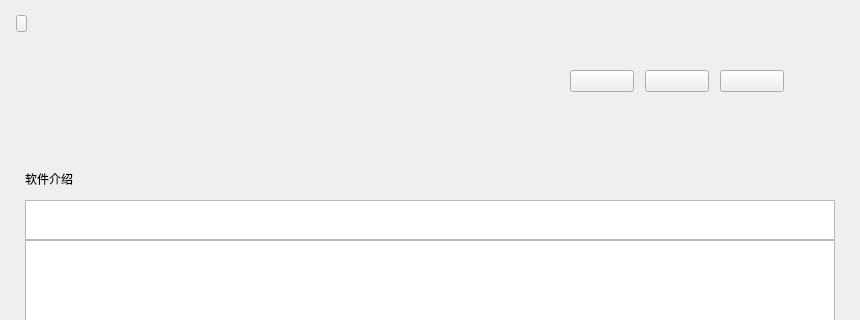
This is ui/detailw.ui in UbuntuKylin/kylin-software-center as Qt 5 draws it before an edit; both pictures show x 0 to 860 and y 0 to 320 of the 860 by 850 pixel window. The edited form follows.
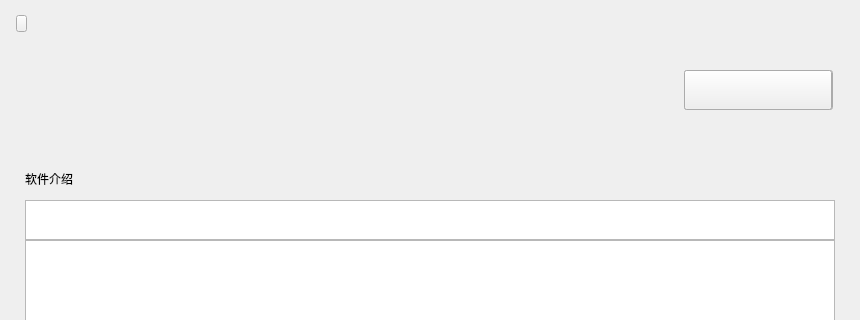
This is the edited form.

Diff of the .ui file:
```diff
--- a/ui/detailw.ui
+++ b/ui/detailw.ui
@@ -60,7 +60,7 @@
     <rect>
      <x>95</x>
      <y>67</y>
-     <width>200</width>
+     <width>371</width>
      <height>19</height>
     </rect>
    </property>
@@ -270,10 +270,10 @@
   <widget class="QPushButton" name="btnUpdate">
    <property name="geometry">
     <rect>
-     <x>570</x>
+     <x>685</x>
      <y>70</y>
-     <width>64</width>
-     <height>22</height>
+     <width>148</width>
+     <height>40</height>
     </rect>
    </property>
    <property name="text">
@@ -283,10 +283,10 @@
   <widget class="QPushButton" name="btnInstall">
    <property name="geometry">
     <rect>
-     <x>720</x>
+     <x>684</x>
      <y>70</y>
-     <width>64</width>
-     <height>22</height>
+     <width>148</width>
+     <height>40</height>
     </rect>
    </property>
    <property name="text">
@@ -296,10 +296,10 @@
   <widget class="QPushButton" name="btnUninstall">
    <property name="geometry">
     <rect>
-     <x>645</x>
+     <x>684</x>
      <y>70</y>
-     <width>64</width>
-     <height>22</height>
+     <width>148</width>
+     <height>40</height>
     </rect>
    </property>
    <property name="text">
```
